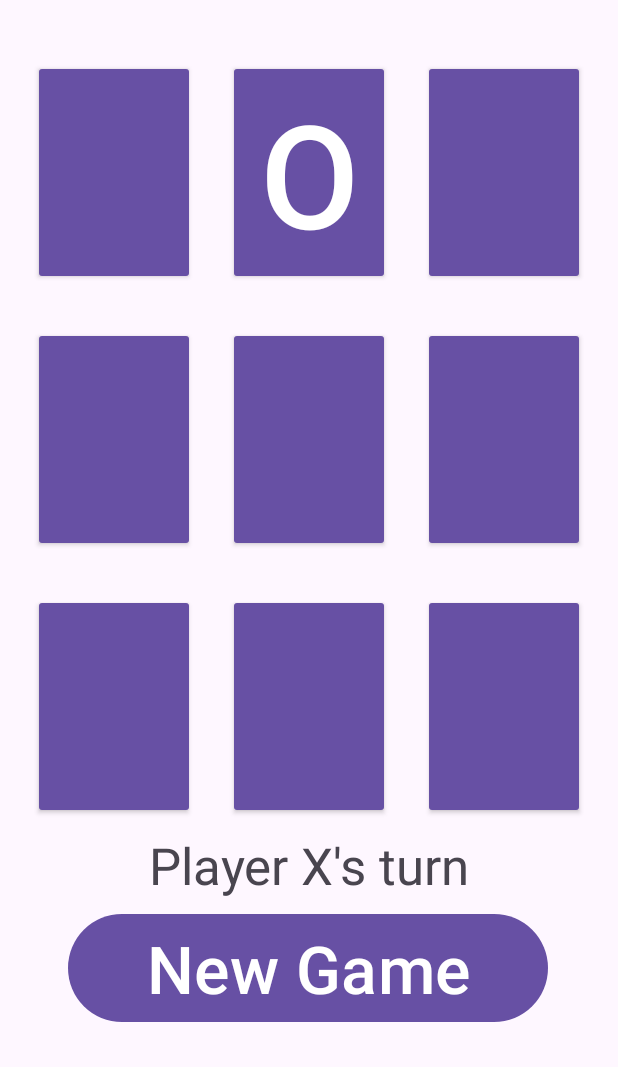
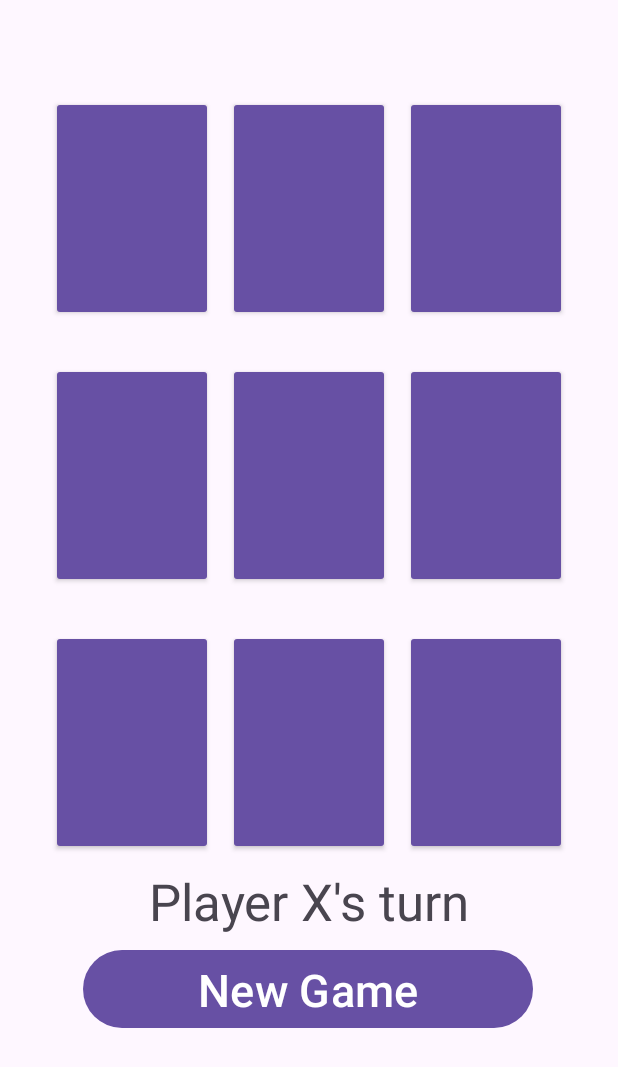
Before and after one commit to marysaray/TicTacToe, an Android app: the screen it shows after launch (MainActivity), after a tap on an icon or button, on a phone screen of 412 x 824 dp. Shown: the top 1067 px of the screen. Run offline under Robolectric (Android 15) with nearby library versions, the phone set to English and light mode, and no system bars; 1 other tap on this screen came first.

Commit message:
Added onClick for all buttons on the activity xml and formatted text size to new game button

```diff
--- a/app/src/main/java/com/example/tictactoe/MainActivity.kt
+++ b/app/src/main/java/com/example/tictactoe/MainActivity.kt
@@ -1,6 +1,7 @@
 package com.example.tictactoe
 
 import android.os.Bundle
+import android.view.View
 import android.widget.Button
 import android.widget.TextView
 import androidx.activity.enableEdgeToEdge
@@ -9,62 +10,82 @@ import androidx.core.view.ViewCompat
 import androidx.core.view.WindowInsetsCompat
 
 class MainActivity : AppCompatActivity() {
+    private lateinit var buttons: Array<Button>
+    private var currentPlayerX = true
     override fun onCreate(savedInstanceState: Bundle?) {
         super.onCreate(savedInstanceState)
-        enableEdgeToEdge()
-        setContentView(R.layout.activity_main)
-        ViewCompat.setOnApplyWindowInsetsListener(findViewById(R.id.main)) { v, insets ->
+/*        enableEdgeToEdge()*/
+        setContentView(R.layout.activity_main )
+/*        ViewCompat.setOnApplyWindowInsetsListener(findViewById(R.id.main)) { v, insets ->
             val systemBars = insets.getInsets(WindowInsetsCompat.Type.systemBars())
             v.setPadding(systemBars.left, systemBars.top, systemBars.right, systemBars.bottom)
             insets
-        }
-        val playerX = "X"
-        val playerO = "O"
-        // Top row on the left corner
+        }*/
+//        val playerX = "X"
+//        val playerO = "O"
+
+       // Top row on the left corner
         val row1col1 = findViewById<Button>(R.id.row1col1Button)
-        row1col1.setOnClickListener {
-            row1col1.text = playerX
-        }
+//        row1col1.setOnClickListener {
+//            row1col1.text = playerX
+//        }
+
         // Top row in the middle
         val row1col2 = findViewById<Button>(R.id.row1col2Button)
-        row1col2.setOnClickListener {
+
+/*        row1col2.setOnClickListener {
             row1col2.text = playerO
-        }
+        }*/
+
         // Top row on the right corner
-        val row1col3 = findViewById<Button>(R.id.row1col3Button)
-        row1col3.setOnClickListener {
+       val row1col3 = findViewById<Button>(R.id.row1col3Button)
+/*        row1col3.setOnClickListener {
             row1col3.text = playerO
-        }
-        // Middle row on the left side
+        }*/
+
+       // Middle row on the left side
         val row2col1 = findViewById<Button>(R.id.row2col1Button)
-        row2col1.setOnClickListener {
+/*        row2col1.setOnClickListener {
             row2col1.text = playerX
-        }
+        }*/
+
         // Middle row in the middle
         val row2col2 = findViewById<Button>(R.id.row2col2Button)
-        row2col2.setOnClickListener {
+/*        row2col2.setOnClickListener {
             row2col2.text = playerX
-        }
+        }*/
+
         // Middle row on the right side
         val row2col3 = findViewById<Button>(R.id.row2col3Button)
-        row2col3.setOnClickListener {
+/*        row2col3.setOnClickListener {
             row2col3.text = playerO
-        }
+        }*/
+
         // Bottom row on the left corner
         val row3col1 = findViewById<Button>(R.id.row3col1Button)
-        row3col1.setOnClickListener {
+/*        row3col1.setOnClickListener {
             row3col1.text = playerO
-        }
+        }*/
+
         // Bottom row in the middle
-        val row3col2 = findViewById<Button>(R.id.row3col2Button)
-        row3col2.setOnClickListener {
+       val row3col2 = findViewById<Button>(R.id.row3col2Button)
+/*        row3col2.setOnClickListener {
             row3col2.text = playerO
-        }
+        }*/
+
         // Bottom row on the right corner
-        val row3col3 = findViewById<Button>(R.id.row3col3Button)
-        row3col3.setOnClickListener {
-            row3col3.text = playerX
-        }
+       val row3col3 = findViewById<Button>(R.id.row3col3Button)
+//        row3col3.setOnClickListener {
+//            row3col3.text = playerX
+//        }
+        buttons = arrayOf(
+              row1col1, row1col2, row1col3
+            , row2col1, row2col2, row2col3
+            , row3col1, row3col2, row3col3)
+        currentPlayerX = true
+        newGame(buttons)
+
+        // Clear Game
         val displayPlayer = findViewById<TextView>(R.id.displayTextId)
         val newGame = findViewById<Button>(R.id.newGameButton)
         newGame.setOnClickListener {
@@ -86,4 +107,28 @@ class MainActivity : AppCompatActivity() {
             }
         }
     }
+
+    private fun newGame(buttons: Array<Button>) {
+        for (button in buttons) {
+            button.setText("")
+        }
+        currentPlayerX = true
+    }
+    fun btnClick(view: View) {
+        val buttonSelected = view as Button
+        playGame(buttonSelected)
+    }
+
+    fun playGame(buttonSelected: Button) {
+        if (buttonSelected.text.equals("")) {
+            if (currentPlayerX) {
+                buttonSelected.text = "X"
+                currentPlayerX = false
+            } else {
+                buttonSelected.text = "O"
+                currentPlayerX = true
+            }
+        }
+    }
+    // check winner
 }
--- a/app/src/main/res/layout/activity_main.xml
+++ b/app/src/main/res/layout/activity_main.xml
@@ -11,12 +11,13 @@
 
     <Button
         android:id="@+id/newGameButton"
-        android:layout_width="320dp"
-        android:layout_height="80dp"
+        android:layout_width="300dp"
+        android:layout_height="60dp"
         android:layout_marginTop="8dp"
         android:text="@string/new_game"
         android:textAlignment="center"
-        android:textSize="44sp"
+        android:textSize="30sp"
+        android:onClick="btnClick"
         app:layout_constraintBottom_toBottomOf="parent"
         app:layout_constraintEnd_toEndOf="parent"
         app:layout_constraintHorizontal_bias="0.49"
@@ -30,6 +31,7 @@
         android:importantForAccessibility="no"
         android:layout_width="108dp"
         android:layout_height="150dp"
+        android:onClick="btnClick"
         android:text=""
         android:textSize="96sp"
         app:layout_constraintEnd_toStartOf="@+id/row1col3Button"
@@ -43,6 +45,7 @@
         android:importantForAccessibility="no"
         android:layout_width="108dp"
         android:layout_height="150dp"
+        android:onClick="btnClick"
         android:layout_marginTop="40dp"
         android:text=""
         android:textSize="96sp"
@@ -57,6 +60,7 @@
         android:importantForAccessibility="no"
         android:layout_width="108dp"
         android:layout_height="150dp"
+        android:onClick="btnClick"
         android:layout_marginTop="40dp"
         android:text=""
         android:textAlignment="center"
@@ -72,6 +76,7 @@
         android:importantForAccessibility="no"
         android:layout_width="108dp"
         android:layout_height="150dp"
+        android:onClick="btnClick"
         android:layout_marginTop="28dp"
         android:text=""
         android:textSize="96sp"
@@ -86,6 +91,7 @@
         android:importantForAccessibility="no"
         android:layout_width="108dp"
         android:layout_height="150dp"
+        android:onClick="btnClick"
         android:text=""
         android:textSize="96sp"
         app:layout_constraintEnd_toStartOf="@+id/row2col3Button"
@@ -99,6 +105,7 @@
         android:importantForAccessibility="no"
         android:layout_width="108dp"
         android:layout_height="150dp"
+        android:onClick="btnClick"
         android:layout_marginTop="28dp"
         android:text=""
         android:textSize="96sp"
@@ -113,6 +120,7 @@
         android:importantForAccessibility="no"
         android:layout_width="108dp"
         android:layout_height="150dp"
+        android:onClick="btnClick"
         android:text=""
         android:textSize="96sp"
         app:layout_constraintEnd_toStartOf="@+id/row3col3Button"
@@ -126,6 +134,7 @@
         android:importantForAccessibility="no"
         android:layout_width="108dp"
         android:layout_height="150dp"
+        android:onClick="btnClick"
         android:layout_marginTop="28dp"
         android:text=""
         android:textSize="96sp"
@@ -140,6 +149,7 @@
         android:importantForAccessibility="no"
         android:layout_width="108dp"
         android:layout_height="150dp"
+        android:onClick="btnClick"
         android:layout_marginTop="28dp"
         android:text=""
         android:textSize="96sp"
```
